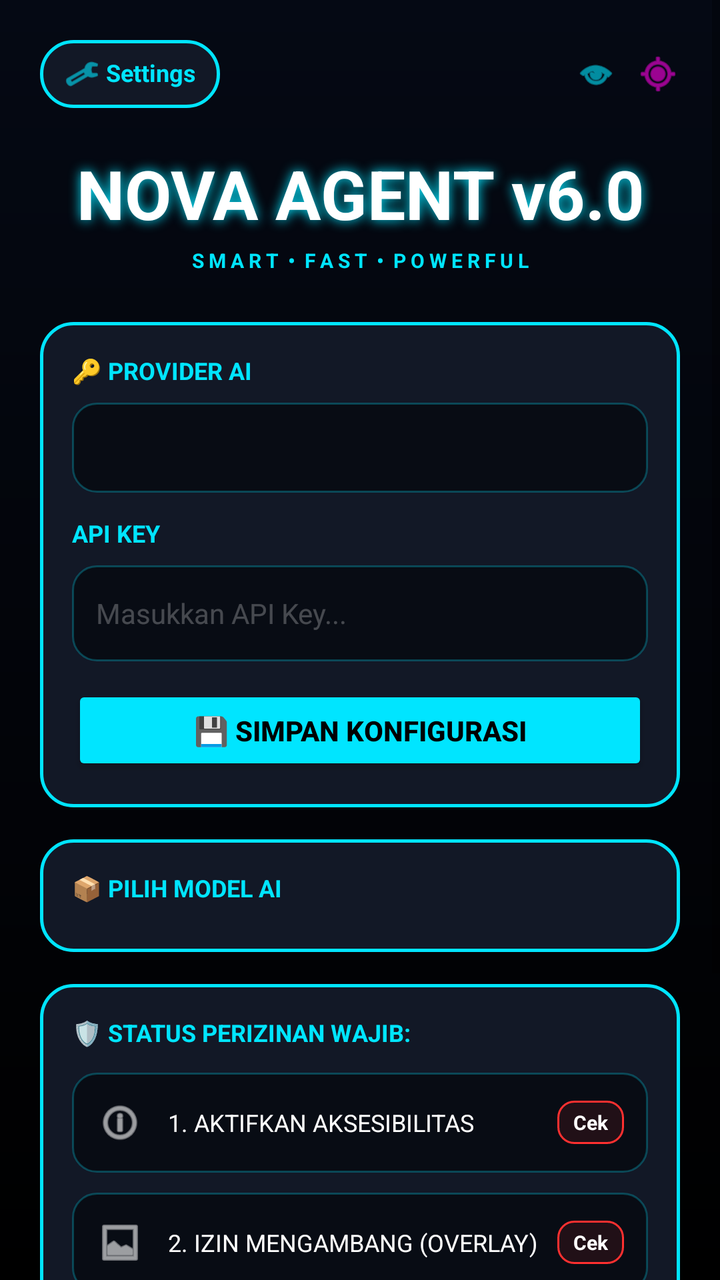
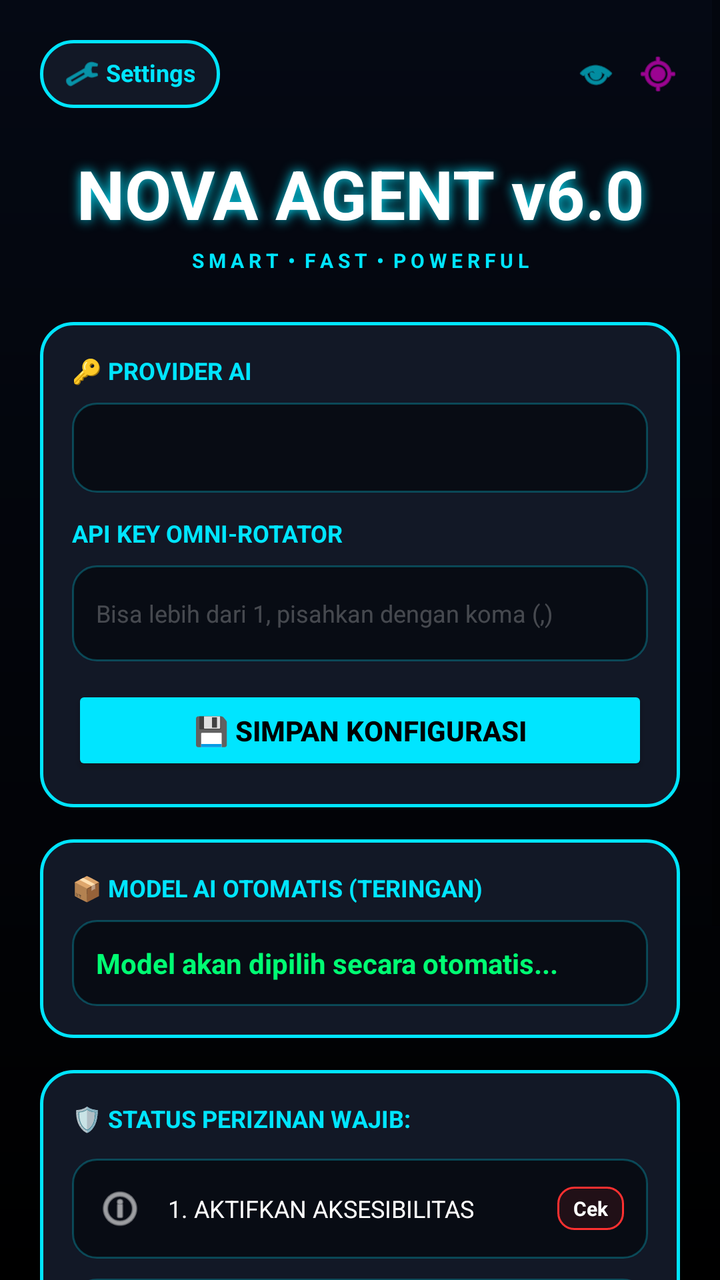

An Android layout rendered at two revisions. The XML below is the earlier revision; the diff shows what the commit changed to produce the second picture.
<!-- AndroidManifest.xml: application theme Theme.AppCompat.DayNight.NoActionBar -->
<!-- res/layout/activity_main.xml -->
<?xml version="1.0" encoding="utf-8"?>
<ScrollView xmlns:android="http://schemas.android.com/apk/res/android"
    android:layout_width="match_parent"
    android:layout_height="match_parent"
    android:background="@drawable/bg_main_dark"
    android:fillViewport="true">

    <LinearLayout
        android:layout_width="match_parent"
        android:layout_height="wrap_content"
        android:orientation="vertical"
        android:padding="20dp">

        
        <RelativeLayout
            android:layout_width="match_parent"
            android:layout_height="wrap_content"
            android:layout_marginBottom="10dp">

            <LinearLayout
                android:id="@+id/btnSettings"
                android:layout_width="wrap_content"
                android:layout_height="wrap_content"
                android:background="@drawable/bg_card_cyber"
                android:paddingHorizontal="12dp"
                android:paddingVertical="8dp"
                android:clickable="true"
                android:focusable="true">
                <ImageView android:layout_width="18dp" android:layout_height="18dp" android:src="@android:drawable/ic_menu_manage" android:tint="#00E5FF"/>
                <TextView android:layout_width="wrap_content" android:layout_height="wrap_content" android:text=" Settings" android:textColor="#00E5FF" android:textStyle="bold" android:textSize="12sp"/>
            </LinearLayout>

            <LinearLayout
                android:layout_width="wrap_content"
                android:layout_height="wrap_content"
                android:layout_alignParentEnd="true"
                android:gravity="center"
                android:orientation="horizontal"
                android:layout_centerVertical="true">
                <ImageView android:layout_width="20dp" android:layout_height="20dp" android:src="@android:drawable/ic_menu_view" android:tint="#00E5FF" android:layout_marginEnd="10dp"/>
                <ImageView android:layout_width="22dp" android:layout_height="22dp" android:src="@android:drawable/ic_menu_mylocation" android:tint="#FF00E5"/>
            </LinearLayout>
        </RelativeLayout>

        
        <TextView
            android:layout_width="match_parent"
            android:layout_height="wrap_content"
            android:text="NOVA AGENT v6.0"
            android:textSize="34sp"
            android:textStyle="bold"
            android:textColor="#FFFFFF"
            android:textAlignment="center"
            android:shadowColor="#00E5FF"
            android:shadowDx="0" android:shadowDy="0" android:shadowRadius="15"
            android:layout_marginTop="10dp"
            android:layout_marginBottom="4dp"/>
            
        <TextView
            android:layout_width="match_parent"
            android:layout_height="wrap_content"
            android:text="S M A R T  •  F A S T  •  P O W E R F U L"
            android:textSize="10sp"
            android:textStyle="bold"
            android:textColor="#00E5FF"
            android:textAlignment="center"
            android:layout_marginBottom="24dp"/>

        
        <LinearLayout
            android:layout_width="match_parent"
            android:layout_height="wrap_content"
            android:background="@drawable/bg_card_cyber"
            android:orientation="vertical"
            android:padding="16dp"
            android:layout_marginBottom="16dp"
            android:clickable="true"
            android:focusable="true">

            <TextView android:layout_width="wrap_content" android:layout_height="wrap_content" android:text="🔑 PROVIDER AI" android:textColor="#00E5FF" android:textSize="12sp" android:textStyle="bold" android:layout_marginBottom="8dp"/>
            
            <Spinner
                android:id="@+id/spinnerProvider"
                android:layout_width="match_parent"
                android:layout_height="45dp"
                android:background="@drawable/bg_edit_text"
                android:popupBackground="#0D1117"
                android:layout_marginBottom="12dp"/>

            <TextView android:layout_width="wrap_content" android:layout_height="wrap_content" android:text="API KEY" android:textColor="#00E5FF" android:textSize="12sp" android:textStyle="bold" android:layout_marginBottom="8dp"/>
            <EditText
                android:id="@+id/apiKeyInput"
                android:layout_width="match_parent"
                android:layout_height="48dp"
                android:hint="Masukkan API Key..."
                android:textColorHint="#40FFFFFF"
                android:textColor="#FFFFFF"
                android:background="@drawable/bg_edit_text"
                android:paddingHorizontal="12dp"
                android:inputType="textPassword"
                android:textSize="14sp"
                android:layout_marginBottom="12dp"/>

            <Button
                android:id="@+id/btnSaveKey"
                android:layout_width="match_parent"
                android:layout_height="45dp"
                android:text="💾 Simpan Konfigurasi"
                android:backgroundTint="#00E5FF"
                android:textColor="#000000"
                android:textStyle="bold"/>
        </LinearLayout>

        
        <LinearLayout
            android:layout_width="match_parent"
            android:layout_height="wrap_content"
            android:background="@drawable/bg_card_cyber"
            android:orientation="vertical"
            android:padding="16dp"
            android:layout_marginBottom="16dp"
            android:clickable="true"
            android:focusable="true">

            <TextView
                android:layout_width="wrap_content"
                android:layout_height="wrap_content"
                android:text="📦 PILIH MODEL AI"
                android:textColor="#00E5FF"
                android:textSize="12sp"
                android:textStyle="bold"
                android:layout_marginBottom="8dp"/>

            <RadioGroup
                android:id="@+id/rgModel"
                android:layout_width="match_parent"
                android:layout_height="wrap_content"
                android:orientation="vertical">
                
            </RadioGroup>
        </LinearLayout>

        
        <LinearLayout
            android:layout_width="match_parent"
            android:layout_height="wrap_content"
            android:background="@drawable/bg_card_cyber"
            android:orientation="vertical"
            android:padding="16dp"
            android:layout_marginBottom="24dp"
            android:clickable="true"
            android:focusable="true">

            <TextView android:layout_width="wrap_content" android:layout_height="wrap_content" android:text="🛡️ STATUS PERIZINAN WAJIB:" android:textColor="#00E5FF" android:textSize="12sp" android:textStyle="bold" android:layout_marginBottom="12dp"/>

            <RelativeLayout android:id="@+id/btnAccessibility" android:layout_width="match_parent" android:layout_height="50dp" android:background="@drawable/bg_edit_text" android:layout_marginBottom="10dp" android:clickable="true" android:focusable="true">
                <ImageView android:id="@+id/icA11y" android:layout_width="24dp" android:layout_height="24dp" android:src="@android:drawable/ic_menu_info_details" android:tint="#FFF" android:layout_centerVertical="true" android:layout_marginStart="12dp"/>
                <TextView android:layout_width="wrap_content" android:layout_height="wrap_content" android:text="1. AKTIFKAN AKSESIBILITAS" android:textColor="#FFF" android:textSize="12sp" android:layout_centerVertical="true" android:layout_toEndOf="@id/icA11y" android:layout_marginStart="12dp"/>
                <TextView android:id="@+id/tvStatusA11y" android:layout_width="wrap_content" android:layout_height="wrap_content" android:text="Cek" android:background="@drawable/bg_badge_inactive" android:textColor="#FFF" android:textSize="10sp" android:textStyle="bold" android:paddingHorizontal="8dp" android:paddingVertical="4dp" android:layout_alignParentEnd="true" android:layout_centerVertical="true" android:layout_marginEnd="12dp"/>
            </RelativeLayout>

            <RelativeLayout android:id="@+id/btnOverlay" android:layout_width="match_parent" android:layout_height="50dp" android:background="@drawable/bg_edit_text" android:clickable="true" android:focusable="true">
                <ImageView android:id="@+id/icOverlay" android:layout_width="24dp" android:layout_height="24dp" android:src="@android:drawable/ic_menu_gallery" android:tint="#FFF" android:layout_centerVertical="true" android:layout_marginStart="12dp"/>
                <TextView android:layout_width="wrap_content" android:layout_height="wrap_content" android:text="2. IZIN MENGAMBANG (OVERLAY)" android:textColor="#FFF" android:textSize="12sp" android:layout_centerVertical="true" android:layout_toEndOf="@id/icOverlay" android:layout_marginStart="12dp"/>
                <TextView android:id="@+id/tvStatusOverlay" android:layout_width="wrap_content" android:layout_height="wrap_content" android:text="Cek" android:background="@drawable/bg_badge_inactive" android:textColor="#FFF" android:textSize="10sp" android:textStyle="bold" android:paddingHorizontal="8dp" android:paddingVertical="4dp" android:layout_alignParentEnd="true" android:layout_centerVertical="true" android:layout_marginEnd="12dp"/>
            </RelativeLayout>
        </LinearLayout>

        
        <Button
            android:id="@+id/btnStart"
            android:layout_width="match_parent"
            android:layout_height="65dp"
            android:background="@drawable/bg_start_glow"
            android:text="▶ MULAI NOVA"
            android:textColor="#000D1A"
            android:textSize="20sp"
            android:textStyle="bold"
            android:layout_marginBottom="20dp"/>

        
        <TextView
            android:id="@+id/tvDeveloperCredit"
            android:layout_width="match_parent"
            android:layout_height="wrap_content"
            android:text="DEVELOPER BY\nMOCH KHOIRUL AZMAN"
            android:textSize="12sp"
            android:textStyle="bold"
            android:textAlignment="center"
            android:letterSpacing="0.1"
            android:layout_marginBottom="20dp"/>

    </LinearLayout>
</ScrollView>
<!-- resources referenced by this layout -->
<resources>
  <!-- drawable bg_badge_inactive (drawable) -->
  <?xml version="1.0" encoding="utf-8"?>
  <shape xmlns:android="http://schemas.android.com/apk/res/android">
      <solid android:color="#1AFF3030" />
      <corners android:radius="8dp" />
      <stroke android:width="1dp" android:color="#FF3030" />
  </shape>
  <!-- drawable bg_card_cyber (drawable) -->
  <?xml version="1.0" encoding="utf-8"?>
  <ripple xmlns:android="http://schemas.android.com/apk/res/android" android:color="#4D00E5FF">
      <item>
          <shape android:shape="rectangle">
              <solid android:color="#121826" />
              <corners android:radius="16dp" />
              <stroke android:width="1.5dp" android:color="#00E5FF" />
          </shape>
      </item>
  </ripple>
  <!-- drawable bg_edit_text (drawable) -->
  <?xml version="1.0" encoding="utf-8"?>
  <shape xmlns:android="http://schemas.android.com/apk/res/android">
      <solid android:color="#080C14" />
      <corners android:radius="12dp" />
      <stroke android:width="1dp" android:color="#4000E5FF" />
  </shape>
  <!-- drawable bg_main_dark (drawable) -->
  <?xml version="1.0" encoding="utf-8"?>
  <shape xmlns:android="http://schemas.android.com/apk/res/android">
      <gradient android:startColor="#050914" android:endColor="#000000" android:angle="270" />
  </shape>
  <!-- drawable bg_start_glow (drawable) -->
  <?xml version="1.0" encoding="utf-8"?>
  <ripple xmlns:android="http://schemas.android.com/apk/res/android" android:color="#FFFFFF">
      <item>
          <shape android:shape="rectangle">
              <gradient android:startColor="#00E5FF" android:endColor="#0088FF" android:angle="0" />
              <corners android:radius="30dp" />
              <stroke android:width="2dp" android:color="#80FFFFFF" />
          </shape>
      </item>
  </ripple>
</resources>

<!-- the commit's change to res/layout/activity_main.xml (unified diff, before → after) -->
@@ -16,7 +16,6 @@
             android:layout_width="match_parent"
             android:layout_height="wrap_content"
             android:layout_marginBottom="10dp">
-
             <LinearLayout
                 android:id="@+id/btnSettings"
                 android:layout_width="wrap_content"
@@ -29,7 +28,6 @@
                 <ImageView android:layout_width="18dp" android:layout_height="18dp" android:src="@android:drawable/ic_menu_manage" android:tint="#00E5FF"/>
                 <TextView android:layout_width="wrap_content" android:layout_height="wrap_content" android:text=" Settings" android:textColor="#00E5FF" android:textStyle="bold" android:textSize="12sp"/>
             </LinearLayout>
-
             <LinearLayout
                 android:layout_width="wrap_content"
                 android:layout_height="wrap_content"
@@ -55,7 +53,6 @@
             android:shadowDx="0" android:shadowDy="0" android:shadowRadius="15"
             android:layout_marginTop="10dp"
             android:layout_marginBottom="4dp"/>
-            
         <TextView
             android:layout_width="match_parent"
             android:layout_height="wrap_content"
@@ -73,12 +70,9 @@
             android:background="@drawable/bg_card_cyber"
             android:orientation="vertical"
             android:padding="16dp"
-            android:layout_marginBottom="16dp"
-            android:clickable="true"
-            android:focusable="true">
+            android:layout_marginBottom="16dp">
 
             <TextView android:layout_width="wrap_content" android:layout_height="wrap_content" android:text="🔑 PROVIDER AI" android:textColor="#00E5FF" android:textSize="12sp" android:textStyle="bold" android:layout_marginBottom="8dp"/>
-            
             <Spinner
                 android:id="@+id/spinnerProvider"
                 android:layout_width="match_parent"
@@ -87,18 +81,18 @@
                 android:popupBackground="#0D1117"
                 android:layout_marginBottom="12dp"/>
 
-            <TextView android:layout_width="wrap_content" android:layout_height="wrap_content" android:text="API KEY" android:textColor="#00E5FF" android:textSize="12sp" android:textStyle="bold" android:layout_marginBottom="8dp"/>
+            <TextView android:layout_width="wrap_content" android:layout_height="wrap_content" android:text="API KEY OMNI-ROTATOR" android:textColor="#00E5FF" android:textSize="12sp" android:textStyle="bold" android:layout_marginBottom="8dp"/>
             <EditText
                 android:id="@+id/apiKeyInput"
                 android:layout_width="match_parent"
                 android:layout_height="48dp"
-                android:hint="Masukkan API Key..."
+                android:hint="Bisa lebih dari 1, pisahkan dengan koma (,)"
                 android:textColorHint="#40FFFFFF"
                 android:textColor="#FFFFFF"
                 android:background="@drawable/bg_edit_text"
                 android:paddingHorizontal="12dp"
-                android:inputType="textPassword"
-                android:textSize="14sp"
+                android:inputType="textVisiblePassword"
+                android:textSize="12sp"
                 android:layout_marginBottom="12dp"/>
 
             <Button
@@ -118,26 +112,25 @@
             android:background="@drawable/bg_card_cyber"
             android:orientation="vertical"
             android:padding="16dp"
-            android:layout_marginBottom="16dp"
-            android:clickable="true"
-            android:focusable="true">
-
+            android:layout_marginBottom="16dp">
             <TextView
                 android:layout_width="wrap_content"
                 android:layout_height="wrap_content"
-                android:text="📦 PILIH MODEL AI"
+                android:text="📦 MODEL AI OTOMATIS (TERINGAN)"
                 android:textColor="#00E5FF"
                 android:textSize="12sp"
                 android:textStyle="bold"
                 android:layout_marginBottom="8dp"/>
-
-            <RadioGroup
-                android:id="@+id/rgModel"
+            <TextView
+                android:id="@+id/tvAutoModel"
                 android:layout_width="match_parent"
                 android:layout_height="wrap_content"
-                android:orientation="vertical">
-                
-            </RadioGroup>
+                android:text="Model akan dipilih secara otomatis..."
+                android:textColor="#00FF73"
+                android:textSize="14sp"
+                android:textStyle="bold"
+                android:padding="12dp"
+                android:background="@drawable/bg_edit_text" />
         </LinearLayout>
 
         
@@ -147,21 +140,16 @@
             android:background="@drawable/bg_card_cyber"
             android:orientation="vertical"
             android:padding="16dp"
-            android:layout_marginBottom="24dp"
-            android:clickable="true"
-            android:focusable="true">
-
+            android:layout_marginBottom="24dp">
             <TextView android:layout_width="wrap_content" android:layout_height="wrap_content" android:text="🛡️ STATUS PERIZINAN WAJIB:" android:textColor="#00E5FF" android:textSize="12sp" android:textStyle="bold" android:layout_marginBottom="12dp"/>
-
             <RelativeLayout android:id="@+id/btnAccessibility" android:layout_width="match_parent" android:layout_height="50dp" android:background="@drawable/bg_edit_text" android:layout_marginBottom="10dp" android:clickable="true" android:focusable="true">
                 <ImageView android:id="@+id/icA11y" android:layout_width="24dp" android:layout_height="24dp" android:src="@android:drawable/ic_menu_info_details" android:tint="#FFF" android:layout_centerVertical="true" android:layout_marginStart="12dp"/>
                 <TextView android:layout_width="wrap_content" android:layout_height="wrap_content" android:text="1. AKTIFKAN AKSESIBILITAS" android:textColor="#FFF" android:textSize="12sp" android:layout_centerVertical="true" android:layout_toEndOf="@id/icA11y" android:layout_marginStart="12dp"/>
                 <TextView android:id="@+id/tvStatusA11y" android:layout_width="wrap_content" android:layout_height="wrap_content" android:text="Cek" android:background="@drawable/bg_badge_inactive" android:textColor="#FFF" android:textSize="10sp" android:textStyle="bold" android:paddingHorizontal="8dp" android:paddingVertical="4dp" android:layout_alignParentEnd="true" android:layout_centerVertical="true" android:layout_marginEnd="12dp"/>
             </RelativeLayout>
-
             <RelativeLayout android:id="@+id/btnOverlay" android:layout_width="match_parent" android:layout_height="50dp" android:background="@drawable/bg_edit_text" android:clickable="true" android:focusable="true">
                 <ImageView android:id="@+id/icOverlay" android:layout_width="24dp" android:layout_height="24dp" android:src="@android:drawable/ic_menu_gallery" android:tint="#FFF" android:layout_centerVertical="true" android:layout_marginStart="12dp"/>
-                <TextView android:layout_width="wrap_content" android:layout_height="wrap_content" android:text="2. IZIN MENGAMBANG (OVERLAY)" android:textColor="#FFF" android:textSize="12sp" android:layout_centerVertical="true" android:layout_toEndOf="@id/icOverlay" android:layout_marginStart="12dp"/>
+                <TextView android:layout_width="wrap_content" android:layout_height="wrap_content" android:text="2. IZIN MENGAMBANG" android:textColor="#FFF" android:textSize="12sp" android:layout_centerVertical="true" android:layout_toEndOf="@id/icOverlay" android:layout_marginStart="12dp"/>
                 <TextView android:id="@+id/tvStatusOverlay" android:layout_width="wrap_content" android:layout_height="wrap_content" android:text="Cek" android:background="@drawable/bg_badge_inactive" android:textColor="#FFF" android:textSize="10sp" android:textStyle="bold" android:paddingHorizontal="8dp" android:paddingVertical="4dp" android:layout_alignParentEnd="true" android:layout_centerVertical="true" android:layout_marginEnd="12dp"/>
             </RelativeLayout>
         </LinearLayout>
@@ -178,7 +166,6 @@
             android:textStyle="bold"
             android:layout_marginBottom="20dp"/>
 
-        
         <TextView
             android:id="@+id/tvDeveloperCredit"
             android:layout_width="match_parent"
@@ -189,6 +176,5 @@
             android:textAlignment="center"
             android:letterSpacing="0.1"
             android:layout_marginBottom="20dp"/>
-
     </LinearLayout>
 </ScrollView>
